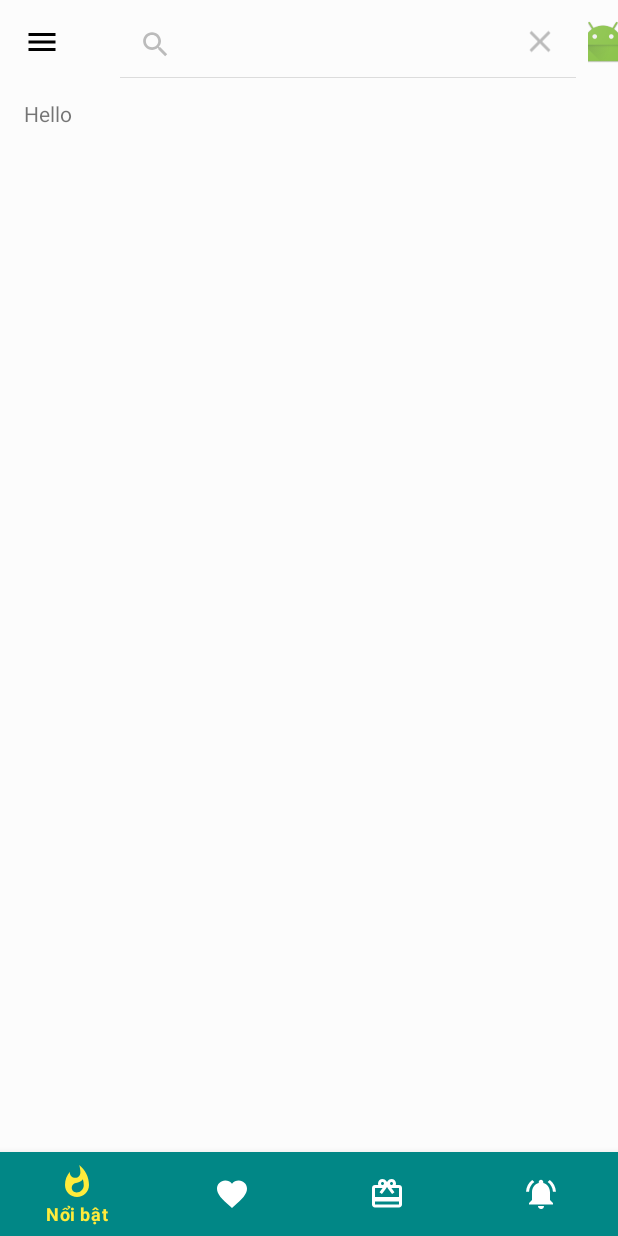
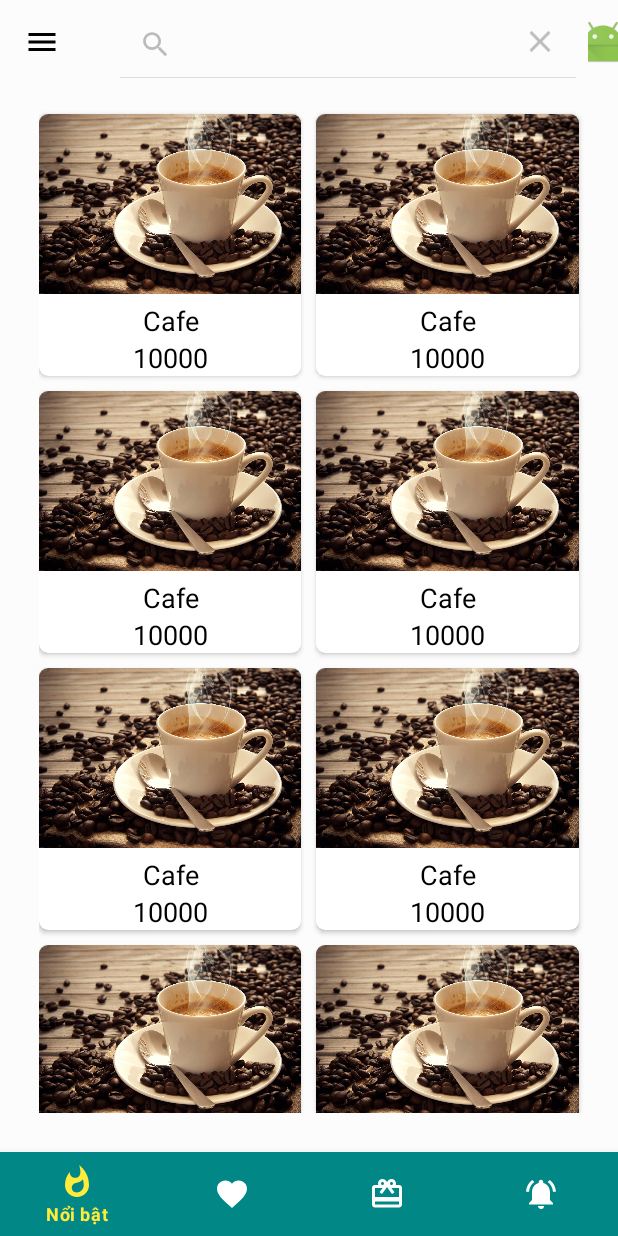
Before and after one commit to DucSine/COTS, an Android app: the screen it shows after launch (MainActivity), after a tap on "Search", on a phone screen of 412 x 824 dp. Run offline under Robolectric (Android 15) with nearby library versions, the phone set to English and light mode, and no system bars.

Commit message:
Thêm List food cho trang chủ

```diff
--- /dev/null
+++ b/app/src/main/java/cdio4/cots/foodoffer/adapter/FoodAdapter.java
@@ -0,0 +1,61 @@
+package cdio4.cots.foodoffer.adapter;
+
+import android.view.LayoutInflater;
+import android.view.View;
+import android.view.ViewGroup;
+import android.widget.ImageView;
+import android.widget.TextView;
+
+import androidx.annotation.NonNull;
+import androidx.recyclerview.widget.RecyclerView;
+
+import java.util.List;
+
+import cdio4.cots.foodoffer.R;
+import cdio4.cots.foodoffer.model.Food;
+
+public class FoodAdapter extends RecyclerView.Adapter<FoodAdapter.FoodViewHolder> {
+    private List<Food> mListFood;
+    public FoodAdapter(List<Food> mListFood){
+        this.mListFood=mListFood;
+    }
+    @NonNull
+    @Override
+    public FoodViewHolder onCreateViewHolder(@NonNull ViewGroup parent, int viewType) {
+        View view = LayoutInflater.from(parent.getContext()).inflate(R.layout.item_food,parent,false);
+        return new FoodViewHolder(view);
+
+    }
+
+    @Override
+    public void onBindViewHolder(@NonNull FoodViewHolder holder, int position) {
+        Food food = mListFood.get(position);
+        if(food==null){
+            return;
+        }
+        holder.imgFood.setImageResource(food.getImage());
+        holder.tvNameFood.setText(food.getName());
+        holder.tvPrice.setText(food.getPrice()+"");
+    }
+
+    @Override
+    public int getItemCount() {
+        if(mListFood!=null){
+            return mListFood.size();
+        }
+        return 0;
+    }
+
+    public class FoodViewHolder extends RecyclerView.ViewHolder{
+        private ImageView imgFood;
+        private TextView tvNameFood;
+        private TextView tvPrice;
+        public FoodViewHolder(@NonNull View itemView) {
+            super(itemView);
+            imgFood=itemView.findViewById(R.id.img_food);
+            tvNameFood=itemView.findViewById(R.id.tv_name_food);
+            tvPrice=itemView.findViewById(R.id.tv_price);
+
+        }
+    }
+}
--- /dev/null
+++ b/app/src/main/java/cdio4/cots/foodoffer/model/Food.java
@@ -0,0 +1,37 @@
+package cdio4.cots.foodoffer.model;
+
+public class Food {
+    private int image;
+    private String name;
+    private int price;
+
+    public Food(int image, String name, int price) {
+        this.image = image;
+        this.name = name;
+        this.price = price;
+    }
+
+    public int getImage() {
+        return image;
+    }
+
+    public void setImage(int image) {
+        this.image = image;
+    }
+
+    public String getName() {
+        return name;
+    }
+
+    public void setName(String name) {
+        this.name = name;
+    }
+
+    public int getPrice() {
+        return price;
+    }
+
+    public void setPrice(int price) {
+        this.price = price;
+    }
+}
--- a/app/src/main/java/cdio4/cots/foodoffer/ui/home/Fragment/Hot/HotFragment.java
+++ b/app/src/main/java/cdio4/cots/foodoffer/ui/home/Fragment/Hot/HotFragment.java
@@ -7,32 +7,76 @@ import android.os.Bundle;
 import androidx.annotation.NonNull;
 import androidx.annotation.Nullable;
 import androidx.fragment.app.Fragment;
+import androidx.recyclerview.widget.GridLayoutManager;
+import androidx.recyclerview.widget.RecyclerView;
 
 import android.view.LayoutInflater;
 import android.view.View;
 import android.view.ViewGroup;
+import android.widget.Button;
 
+import java.util.ArrayList;
+import java.util.List;
+
+import cdio4.cots.foodoffer.MainActivity;
 import cdio4.cots.foodoffer.R;
+import cdio4.cots.foodoffer.adapter.FoodAdapter;
+import cdio4.cots.foodoffer.model.Food;
 
 public class HotFragment extends Fragment {
 
-    private HotViewModel mViewModel;
+   // private HotViewModel mViewModel;
+    private RecyclerView rcvFood;
+    MainActivity mainActivity;
+    private View mView;
 
-    public static HotFragment newInstance() {
+   /* public static HotFragment newInstance() {
         return new HotFragment();
-    }
+    }*/
 
     @Override
     public View onCreateView(@NonNull LayoutInflater inflater, @Nullable ViewGroup container,
                              @Nullable Bundle savedInstanceState) {
-        return inflater.inflate(R.layout.hot_fragment, container, false);
+
+        mView= inflater.inflate(R.layout.hot_fragment, container, false);
+        mainActivity=(MainActivity) getActivity();
+        rcvFood= mView.findViewById(R.id.rcv_fragment_hot_food);
+        GridLayoutManager gridLayoutManager=new GridLayoutManager(mainActivity,2);
+        rcvFood.setLayoutManager(gridLayoutManager);
+        FoodAdapter adapter = new FoodAdapter(getListFood());
+        rcvFood.setAdapter(adapter);
+        //init();
+        return mView;
     }
 
-    @Override
+    private void init() {
+        rcvFood= mView.findViewById(R.id.rcv_fragment_hot_food);
+        GridLayoutManager gridLayoutManager=new GridLayoutManager(mView.getContext(),2);
+        rcvFood.setLayoutManager(gridLayoutManager);
+
+        FoodAdapter adapter = new FoodAdapter(getListFood());
+        rcvFood.setAdapter(adapter);
+    }
+
+    private List<Food> getListFood() {
+        List<Food> list = new ArrayList<>();
+        for (int i=0;i<=9;i++){
+            list.add(new Food(R.drawable.ic_cafe,"Cafe",10000));
+        }
+        for (int i=0;i<=9;i++){
+            list.add(new Food(R.drawable.ic_trasua,"Trà sữa",20000));
+        }
+        for (int i=0;i<=9;i++){
+            list.add(new Food(R.drawable.ic_suachua,"Sữa chua",30000));
+        }
+        return list;
+    }
+
+/*    @Override
     public void onActivityCreated(@Nullable Bundle savedInstanceState) {
         super.onActivityCreated(savedInstanceState);
         mViewModel = new ViewModelProvider(this).get(HotViewModel.class);
         // TODO: Use the ViewModel
-    }
+    }*/
 
 }
--- a/app/src/main/res/layout/hot_fragment.xml
+++ b/app/src/main/res/layout/hot_fragment.xml
@@ -5,9 +5,16 @@
     android:layout_height="match_parent"
     tools:context=".ui.home.Fragment.Hot.HotFragment">
 
-    <TextView
+
+    <androidx.recyclerview.widget.RecyclerView
+        android:id="@+id/rcv_fragment_hot_food"
         android:layout_width="match_parent"
         android:layout_height="match_parent"
-        android:text="Hello" />
+        android:layout_marginStart="10dp"
+        android:layout_marginBottom="10dp"
+        android:layout_marginLeft="10dp" />
+
+
+
 
 </FrameLayout>
--- /dev/null
+++ b/app/src/main/res/layout/item_food.xml
@@ -0,0 +1,40 @@
+<?xml version="1.0" encoding="utf-8"?>
+<androidx.cardview.widget.CardView xmlns:android="http://schemas.android.com/apk/res/android"
+    android:layout_width="match_parent"
+    android:layout_height="wrap_content"
+    xmlns:app="http://schemas.android.com/apk/res-auto"
+    android:layout_marginTop="10dp"
+    android:layout_marginEnd="10dp"
+    app:cardCornerRadius="6dp"
+    android:layout_marginRight="10dp">
+    <LinearLayout
+        android:layout_width="match_parent"
+        android:layout_height="wrap_content"
+        android:orientation="vertical">
+        <ImageView
+            android:id="@+id/img_food"
+            android:layout_width="match_parent"
+            android:layout_height="120dp"
+            android:src="@drawable/ic_cafe"
+            android:scaleType="centerCrop"/>
+        <TextView
+            android:id="@+id/tv_name_food"
+            android:layout_width="match_parent"
+            android:layout_height="wrap_content"
+            android:text="@string/app_name"
+            android:textSize="18dp"
+            android:textColor="@android:color/black"
+            android:gravity="center"
+            android:paddingTop="5dp"
+            android:paddingRight="5dp"
+            android:paddingLeft="5dp"/>
+        <TextView
+            android:id="@+id/tv_price"
+            android:layout_width="match_parent"
+            android:layout_height="wrap_content"
+            android:text="@string/app_name"
+            android:textSize="18dp"
+            android:textColor="@android:color/black"
+            android:gravity="center" />
+    </LinearLayout>
+</androidx.cardview.widget.CardView>
--- a/app/src/main/res/values/strings.xml
+++ b/app/src/main/res/values/strings.xml
@@ -9,6 +9,11 @@
     <string name="lable_CartActivity">Giỏ Hàng</string>
     <string name="lable_HistoryTransactionActivity">Lịch Sử Đặt Hàng</string>
     <string name="lable_AboutUs">Thông Tin Phiên Bản</string>
+    <string name="create_account">Tạo tài khoản</string>
+    <string name="lable_sign_up_Activity">Đăng ký</string>
+
+    <!--Activity button-->
+    <string name="button_next">Tiếp tục</string>
 
     <!--toolbar menu-->
     <string name="toolbar_search">Search</string>
```
Also changed, not shown: app/src/main/AndroidManifest.xml (+4 -3 lines), app/src/main/java/cdio4/cots/foodoffer/LoginActivity.java (+94 -0 lines), app/src/main/java/cdio4/cots/foodoffer/SignUpActivity.java (added, +14 -0 lines), app/src/main/res/drawable/ic_full_name_icon.xml (added, +9 -0 lines), app/src/main/res/drawable/ic_general_back_icon.xml (added, +10 -0 lines), app/src/main/res/drawable/ic_password_icon.xml (added, +10 -0 lines), app/src/main/res/layout/activity_login.xml (+4 -3 lines), app/src/main/res/layout/activity_retailer_sign_up.xml (added, +115 -0 lines), app/src/main/res/drawable-v24/ic_cafe.jpg (added), app/src/main/res/drawable-v24/ic_suachua.jpg (added), app/src/main/res/drawable-v24/ic_trasua.jpg (added).
